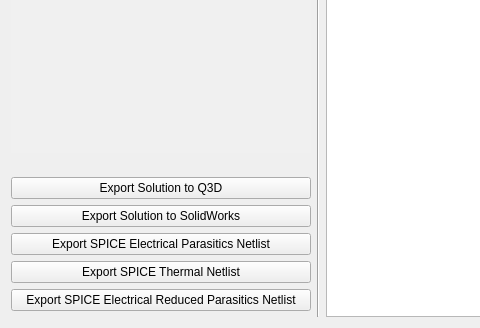
Before: the Qt Designer form powercad/project_builder/ui/solutionWindow.ui in e3da/PowerSynth1-src, drawn with Qt 5; both pictures show x 0 to 480 and y 576 to 904 of the 1056 by 904 pixel window.
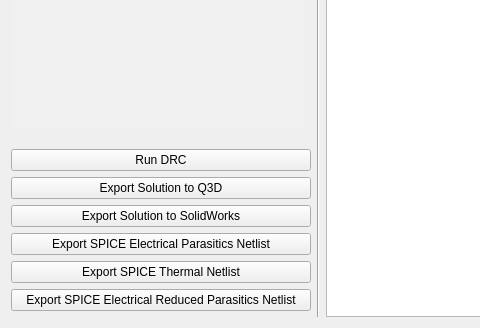
After: the same form once the commit is applied.

Commit message: Added "Run DRC" button to solutionWindow UI, no function attached yet

Diff of the .ui file:
```diff
--- a/powercad/project_builder/ui/solutionWindow.ui
+++ b/powercad/project_builder/ui/solutionWindow.ui
@@ -206,6 +206,13 @@
      </property>
     </widget>
    </item>
+   <item row="3" column="1">
+    <widget class="QPushButton" name="btn_run_drc">
+     <property name="text">
+      <string>Run DRC</string>
+     </property>
+    </widget>
+   </item>
   </layout>
  </widget>
  <resources/>
```
The commit also changes 1 other file.
